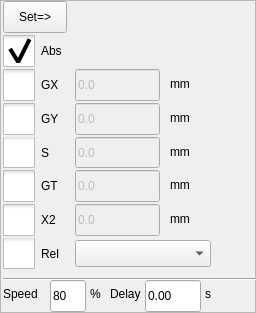
Before: the Qt Designer form hcinstruction/actionsettingframe.ui in GaussCheng/2-5AxisPunch, drawn with Qt 5.
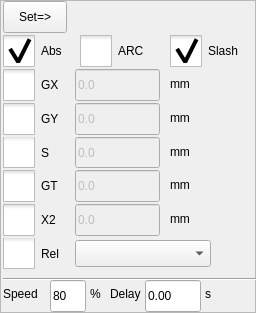
After: the same form once the commit is applied. Icons and pictures are not drawn. Custom widgets are drawn as their Qt base class.

Diff of the .ui file:
```diff
--- a/hcinstruction/actionsettingframe.ui
+++ b/hcinstruction/actionsettingframe.ui
@@ -726,6 +726,94 @@
     <set>Qt::AlignLeading|Qt::AlignLeft|Qt::AlignVCenter</set>
    </property>
   </widget>
+  <widget class="QCheckBox" name="slashBox">
+   <property name="geometry">
+    <rect>
+     <x>170</x>
+     <y>35</y>
+     <width>71</width>
+     <height>32</height>
+    </rect>
+   </property>
+   <property name="styleSheet">
+    <string notr="true">::indicator {
+     width: 32px;
+     height: 32px;
+ }
+
+::indicator:unchecked 
+{
+     image: url(:/resource/check_unchecked.png);
+ }
+::indicator:checked 
+{
+     image: url(:/resource/check_checked.png);
+ }
+
+::indicator:checked:disabled
+{
+ image: url(:/resource/check_checked_disable.png);
+}
+
+::indicator:unchecked:disabled
+{
+ image: url(:/resource/check_unchecked_disable.png);
+}</string>
+   </property>
+   <property name="text">
+    <string>Slash</string>
+   </property>
+   <property name="checkable">
+    <bool>true</bool>
+   </property>
+   <property name="checked">
+    <bool>true</bool>
+   </property>
+  </widget>
+  <widget class="QCheckBox" name="arcBox">
+   <property name="geometry">
+    <rect>
+     <x>80</x>
+     <y>35</y>
+     <width>71</width>
+     <height>32</height>
+    </rect>
+   </property>
+   <property name="styleSheet">
+    <string notr="true">::indicator {
+     width: 32px;
+     height: 32px;
+ }
+
+::indicator:unchecked 
+{
+     image: url(:/resource/check_unchecked.png);
+ }
+::indicator:checked 
+{
+     image: url(:/resource/check_checked.png);
+ }
+
+::indicator:checked:disabled
+{
+ image: url(:/resource/check_checked_disable.png);
+}
+
+::indicator:unchecked:disabled
+{
+ image: url(:/resource/check_unchecked_disable.png);
+}</string>
+   </property>
+   <property name="text">
+    <string>ARC</string>
+   </property>
+   <property name="checkable">
+    <bool>true</bool>
+   </property>
+   <property name="checked">
+    <bool>false</bool>
+   </property>
+  </widget>
  </widget>
  <customwidgets>
   <customwidget>
```
